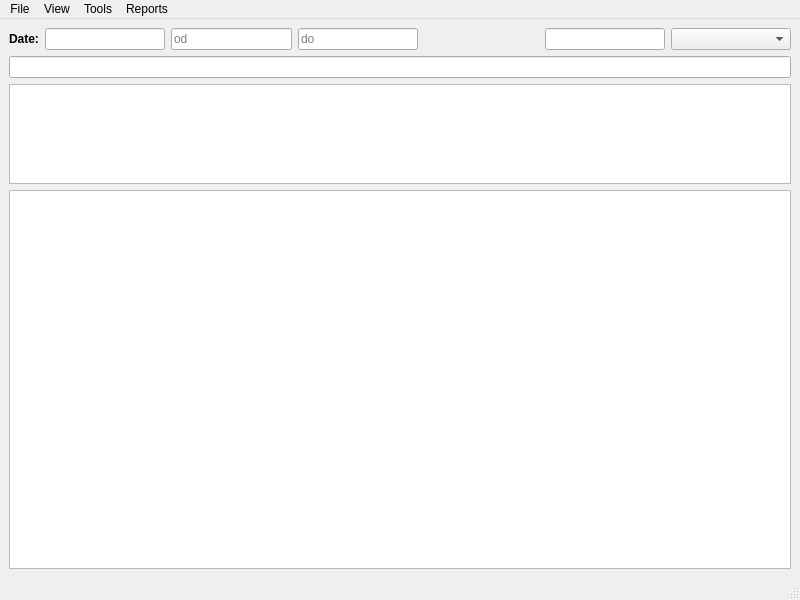
First picture: the form in mainwindow.ui, repository mdrska80/timesheet, before the edit.
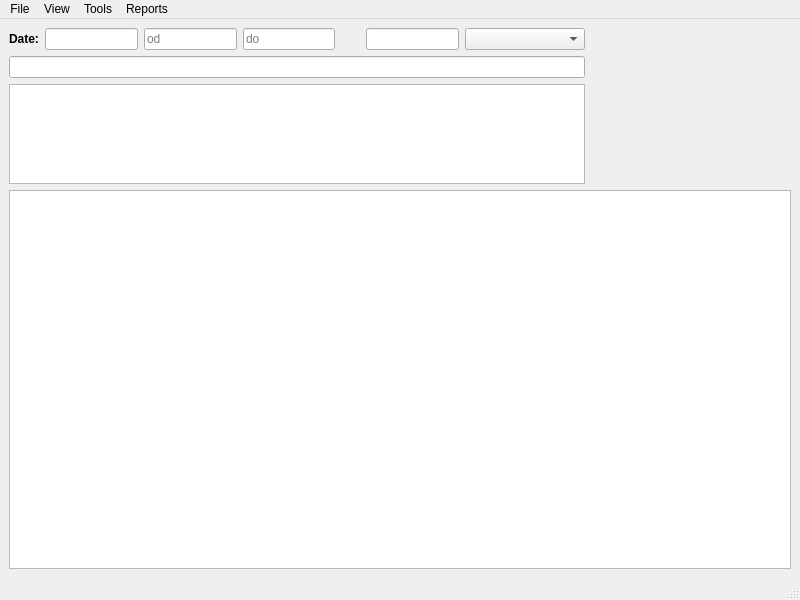
Second picture: the form after the edit. Icons and pictures are not drawn. Custom widgets are drawn as their Qt base class.

The edit to the form file:
```diff
--- a/mainwindow.ui
+++ b/mainwindow.ui
@@ -18,6 +18,10 @@
     <item>
      <layout class="QVBoxLayout" name="verticalLayout">
       <item>
+       <layout class="QHBoxLayout" name="horizontalLayout_Controls">
+        <item>
+         <layout class="QVBoxLayout" name="verticalLayout_Controls">
+          <item>
        <layout class="QHBoxLayout" name="horizontalLayout_Data">
         <item>
          <widget class="QLabel" name="label">
@@ -85,7 +89,7 @@
        </layout>
       </item>
       <item>
-       <layout class="QHBoxLayout" name="horizontalLayout_3">
+           <layout class="QHBoxLayout" name="horizontalLayout_Title">
         <item>
          <widget class="QLineEdit" name="titleLineEdit"/>
         </item>
@@ -104,6 +108,20 @@
         </property>
        </widget>
       </item>
+         </layout>
+        </item>
+        <item>
+         <widget class="GUI_Spectrum" name="spectrum" native="true">
+          <property name="minimumSize">
+           <size>
+            <width>200</width>
+            <height>10</height>
+           </size>
+          </property>
+         </widget>
+        </item>
+       </layout>
+      </item>
       <item>
        <widget class="EntryListView" name="listView">
         <property name="autoFillBackground">
@@ -230,6 +248,11 @@
   </action>
  </widget>
  <customwidgets>
+  <customwidget>
+   <class>GUI_Spectrum</class>
+   <extends>QWidget</extends>
+   <header>GUI/GUI_Spectrum.h</header>
+  </customwidget>
   <customwidget>
    <class>EntryListView</class>
    <extends>QListView</extends>
```
Left out of the diff: 9 changed lines with no effect on the pictures. Lines whose indentation alone changed are shown as unchanged.
